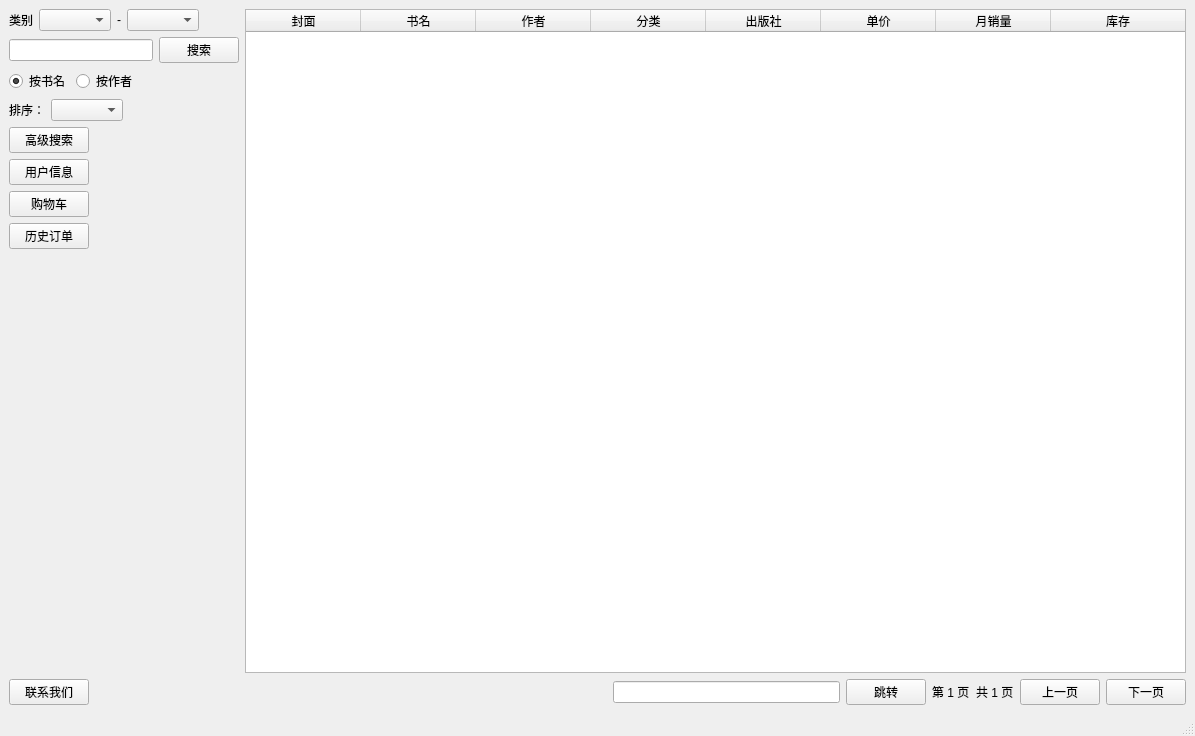
This is ui/ui_home_window.ui in inverse-limit/database-proj as Qt 5 draws it before an edit. The edited form follows.
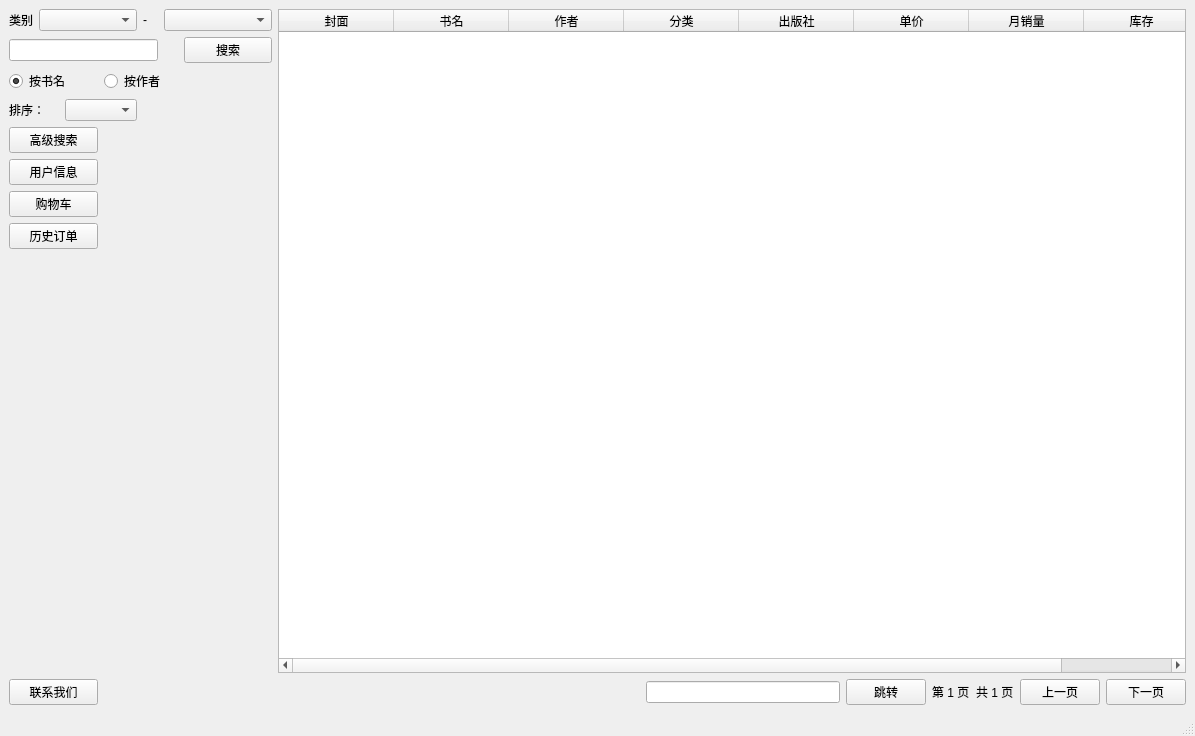
This is the edited form.

```diff
--- a/ui/ui_home_window.ui
+++ b/ui/ui_home_window.ui
@@ -14,37 +14,200 @@
    <string>网上书店</string>
   </property>
   <widget class="QWidget" name="centralwidget">
-   <layout class="QGridLayout" name="gridLayout" columnstretch="0,1">
-    <item row="0" column="0">
-     <layout class="QHBoxLayout" name="horizontalLayout">
-      <item>
+   <layout class="QHBoxLayout" name="horizontalLayout" stretch="0,1">
+    <item>
+     <layout class="QGridLayout" name="gridLayout">
+      <item row="0" column="0">
        <widget class="QLabel" name="class_label">
         <property name="text">
          <string>类别</string>
         </property>
        </widget>
       </item>
-      <item>
+      <item row="0" column="1" colspan="3">
        <widget class="QComboBox" name="comboBox_class1"/>
       </item>
-      <item>
+      <item row="0" column="4">
        <widget class="QLabel" name="hypho_label">
         <property name="text">
          <string>-</string>
         </property>
        </widget>
       </item>
-      <item>
+      <item row="0" column="5" colspan="2">
        <widget class="QComboBox" name="comboBox_class2"/>
       </item>
-      <item>
-       <spacer name="horizontalSpacer_3">
+      <item row="1" column="0" colspan="5">
+       <widget class="QLineEdit" name="lineEdit_search"/>
+      </item>
+      <item row="1" column="6">
+       <widget class="QPushButton" name="pushButton_search">
+        <property name="text">
+         <string>搜索</string>
+        </property>
+       </widget>
+      </item>
+      <item row="2" column="0" colspan="3">
+       <widget class="QRadioButton" name="radioButton_name">
+        <property name="text">
+         <string>按书名</string>
+        </property>
+        <property name="checked">
+         <bool>true</bool>
+        </property>
+       </widget>
+      </item>
+      <item row="2" column="3" colspan="3">
+       <widget class="QRadioButton" name="radioButton_author">
+        <property name="text">
+         <string>按作者</string>
+        </property>
+       </widget>
+      </item>
+      <item row="2" column="6">
+       <spacer name="horizontalSpacer_8">
         <property name="orientation">
          <enum>Qt::Horizontal</enum>
         </property>
         <property name="sizeHint" stdset="0">
          <size>
-          <width>40</width>
+          <width>88</width>
+          <height>20</height>
+         </size>
+        </property>
+       </spacer>
+      </item>
+      <item row="3" column="0" colspan="2">
+       <widget class="QLabel" name="label">
+        <property name="text">
+         <string>排序：</string>
+        </property>
+       </widget>
+      </item>
+      <item row="3" column="2" colspan="2">
+       <widget class="QComboBox" name="comboBox_sort"/>
+      </item>
+      <item row="3" column="4" colspan="3">
+       <spacer name="horizontalSpacer_7">
+        <property name="orientation">
+         <enum>Qt::Horizontal</enum>
+        </property>
+        <property name="sizeHint" stdset="0">
+         <size>
+          <width>98</width>
+          <height>20</height>
+         </size>
+        </property>
+       </spacer>
+      </item>
+      <item row="4" column="0" colspan="3">
+       <widget class="QPushButton" name="pushButton_detail_search">
+        <property name="text">
+         <string>高级搜索</string>
+        </property>
+       </widget>
+      </item>
+      <item row="4" column="3" colspan="4">
+       <spacer name="horizontalSpacer_2">
+        <property name="orientation">
+         <enum>Qt::Horizontal</enum>
+        </property>
+        <property name="sizeHint" stdset="0">
+         <size>
+          <width>118</width>
+          <height>20</height>
+         </size>
+        </property>
+       </spacer>
+      </item>
+      <item row="5" column="0" colspan="3">
+       <widget class="QPushButton" name="pushButton_u_profile">
+        <property name="text">
+         <string>用户信息</string>
+        </property>
+       </widget>
+      </item>
+      <item row="5" column="3" colspan="4">
+       <spacer name="horizontalSpacer_4">
+        <property name="orientation">
+         <enum>Qt::Horizontal</enum>
+        </property>
+        <property name="sizeHint" stdset="0">
+         <size>
+          <width>118</width>
+          <height>20</height>
+         </size>
+        </property>
+       </spacer>
+      </item>
+      <item row="6" column="0" colspan="3">
+       <widget class="QPushButton" name="pushButton_cart">
+        <property name="text">
+         <string>购物车</string>
+        </property>
+       </widget>
+      </item>
+      <item row="6" column="3" colspan="4">
+       <spacer name="horizontalSpacer_5">
+        <property name="orientation">
+         <enum>Qt::Horizontal</enum>
+        </property>
+        <property name="sizeHint" stdset="0">
+         <size>
+          <width>118</width>
+          <height>20</height>
+         </size>
+        </property>
+       </spacer>
+      </item>
+      <item row="7" column="0" colspan="3">
+       <widget class="QPushButton" name="pushButton_order">
+        <property name="text">
+         <string>历史订单</string>
+        </property>
+       </widget>
+      </item>
+      <item row="7" column="3" colspan="4">
+       <spacer name="horizontalSpacer_9">
+        <property name="orientation">
+         <enum>Qt::Horizontal</enum>
+        </property>
+        <property name="sizeHint" stdset="0">
+         <size>
+          <width>118</width>
+          <height>20</height>
+         </size>
+        </property>
+       </spacer>
+      </item>
+      <item row="8" column="3" colspan="2">
+       <spacer name="verticalSpacer">
+        <property name="orientation">
+         <enum>Qt::Vertical</enum>
+        </property>
+        <property name="sizeHint" stdset="0">
+         <size>
+          <width>20</width>
+          <height>431</height>
+         </size>
+        </property>
+       </spacer>
+      </item>
+      <item row="9" column="0" colspan="3">
+       <widget class="QPushButton" name="pushButton_contact">
+        <property name="text">
+         <string>联系我们</string>
+        </property>
+       </widget>
+      </item>
+      <item row="9" column="3" colspan="4">
+       <spacer name="horizontalSpacer_6">
+        <property name="orientation">
+         <enum>Qt::Horizontal</enum>
+        </property>
+        <property name="sizeHint" stdset="0">
+         <size>
+          <width>118</width>
           <height>20</height>
          </size>
         </property>
@@ -52,7 +215,7 @@
       </item>
      </layout>
     </item>
-    <item row="0" column="1" rowspan="10">
+    <item>
      <layout class="QVBoxLayout" name="verticalLayout_2">
       <item>
        <widget class="QTableWidget" name="tableWidget">
@@ -191,214 +354,6 @@
       </item>
      </layout>
     </item>
-    <item row="1" column="0">
-     <layout class="QHBoxLayout" name="horizontalLayout_2">
-      <item>
-       <widget class="QLineEdit" name="lineEdit_search"/>
-      </item>
-      <item>
-       <widget class="QPushButton" name="pushButton_search">
-        <property name="text">
-         <string>搜索</string>
-        </property>
-       </widget>
-      </item>
-     </layout>
-    </item>
-    <item row="2" column="0">
-     <layout class="QHBoxLayout" name="horizontalLayout_3">
-      <item>
-       <widget class="QRadioButton" name="radioButton_name">
-        <property name="text">
-         <string>按书名</string>
-        </property>
-        <property name="checked">
-         <bool>true</bool>
-        </property>
-       </widget>
-      </item>
-      <item>
-       <widget class="QRadioButton" name="radioButton_author">
-        <property name="text">
-         <string>按作者</string>
-        </property>
-       </widget>
-      </item>
-      <item>
-       <spacer name="horizontalSpacer_8">
-        <property name="orientation">
-         <enum>Qt::Horizontal</enum>
-        </property>
-        <property name="sizeHint" stdset="0">
-         <size>
-          <width>40</width>
-          <height>20</height>
-         </size>
-        </property>
-       </spacer>
-      </item>
-     </layout>
-    </item>
-    <item row="3" column="0">
-     <layout class="QHBoxLayout" name="horizontalLayout_9">
-      <item>
-       <widget class="QLabel" name="label">
-        <property name="text">
-         <string>排序：</string>
-        </property>
-       </widget>
-      </item>
-      <item>
-       <widget class="QComboBox" name="comboBox_sort"/>
-      </item>
-      <item>
-       <spacer name="horizontalSpacer_7">
-        <property name="orientation">
-         <enum>Qt::Horizontal</enum>
-        </property>
-        <property name="sizeHint" stdset="0">
-         <size>
-          <width>40</width>
-          <height>20</height>
-         </size>
-        </property>
-       </spacer>
-      </item>
-     </layout>
-    </item>
-    <item row="4" column="0">
-     <layout class="QHBoxLayout" name="horizontalLayout_4">
-      <item>
-       <widget class="QPushButton" name="pushButton_detail_search">
-        <property name="text">
-         <string>高级搜索</string>
-        </property>
-       </widget>
-      </item>
-      <item>
-       <spacer name="horizontalSpacer_2">
-        <property name="orientation">
-         <enum>Qt::Horizontal</enum>
-        </property>
-        <property name="sizeHint" stdset="0">
-         <size>
-          <width>118</width>
-          <height>20</height>
-         </size>
-        </property>
-       </spacer>
-      </item>
-     </layout>
-    </item>
-    <item row="5" column="0">
-     <layout class="QHBoxLayout" name="horizontalLayout_5">
-      <item>
-       <widget class="QPushButton" name="pushButton_u_profile">
-        <property name="text">
-         <string>用户信息</string>
-        </property>
-       </widget>
-      </item>
-      <item>
-       <spacer name="horizontalSpacer_4">
-        <property name="orientation">
-         <enum>Qt::Horizontal</enum>
-        </property>
-        <property name="sizeHint" stdset="0">
-         <size>
-          <width>118</width>
-          <height>20</height>
-         </size>
-        </property>
-       </spacer>
-      </item>
-     </layout>
-    </item>
-    <item row="6" column="0">
-     <layout class="QHBoxLayout" name="horizontalLayout_6">
-      <item>
-       <widget class="QPushButton" name="pushButton_cart">
-        <property name="text">
-         <string>购物车</string>
-        </property>
-       </widget>
-      </item>
-      <item>
-       <spacer name="horizontalSpacer_5">
-        <property name="orientation">
-         <enum>Qt::Horizontal</enum>
-        </property>
-        <property name="sizeHint" stdset="0">
-         <size>
-          <width>118</width>
-          <height>20</height>
-         </size>
-        </property>
-       </spacer>
-      </item>
-     </layout>
-    </item>
-    <item row="7" column="0">
-     <layout class="QHBoxLayout" name="horizontalLayout_10">
-      <item>
-       <widget class="QPushButton" name="pushButton_order">
-        <property name="text">
-         <string>历史订单</string>
-        </property>
-       </widget>
-      </item>
-      <item>
-       <spacer name="horizontalSpacer_9">
-        <property name="orientation">
-         <enum>Qt::Horizontal</enum>
-        </property>
-        <property name="sizeHint" stdset="0">
-         <size>
-          <width>118</width>
-          <height>20</height>
-         </size>
-        </property>
-       </spacer>
-      </item>
-     </layout>
-    </item>
-    <item row="8" column="0">
-     <spacer name="verticalSpacer">
-      <property name="orientation">
-       <enum>Qt::Vertical</enum>
-      </property>
-      <property name="sizeHint" stdset="0">
-       <size>
-        <width>20</width>
-        <height>431</height>
-       </size>
-      </property>
-     </spacer>
-    </item>
-    <item row="9" column="0">
-     <layout class="QHBoxLayout" name="horizontalLayout_7">
-      <item>
-       <widget class="QPushButton" name="pushButton_contact">
-        <property name="text">
-         <string>联系我们</string>
-        </property>
-       </widget>
-      </item>
-      <item>
-       <spacer name="horizontalSpacer_6">
-        <property name="orientation">
-         <enum>Qt::Horizontal</enum>
-        </property>
-        <property name="sizeHint" stdset="0">
-         <size>
-          <width>118</width>
-          <height>20</height>
-         </size>
-        </property>
-       </spacer>
-      </item>
-     </layout>
-    </item>
    </layout>
   </widget>
   <widget class="QMenuBar" name="menubar">
```
